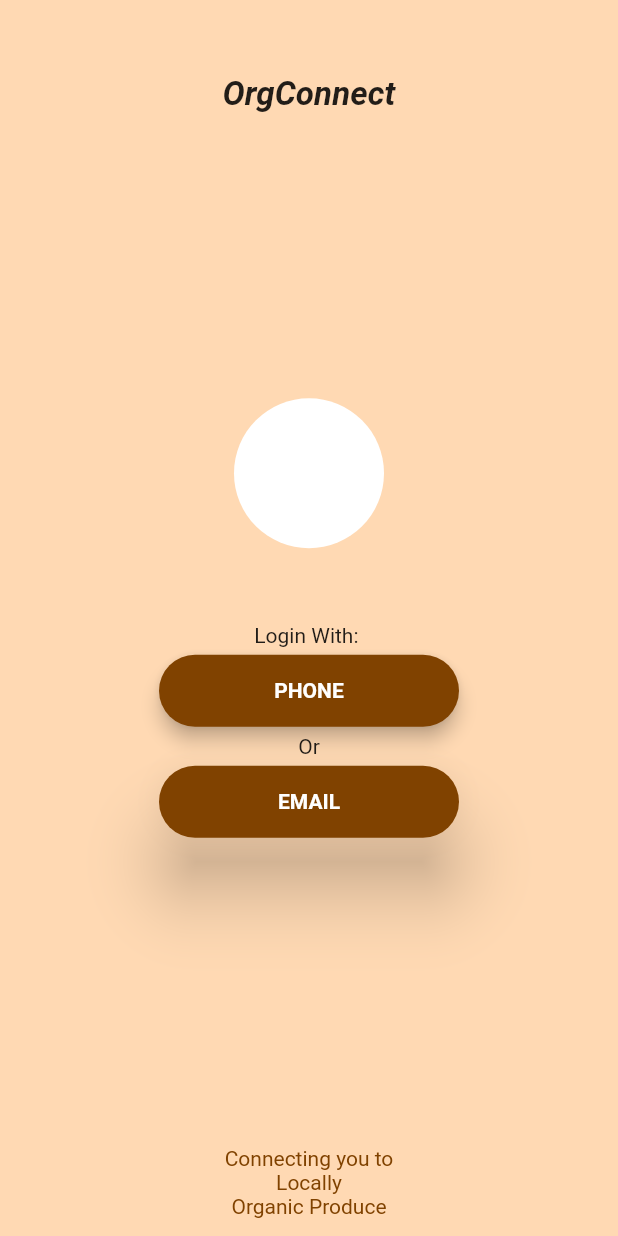
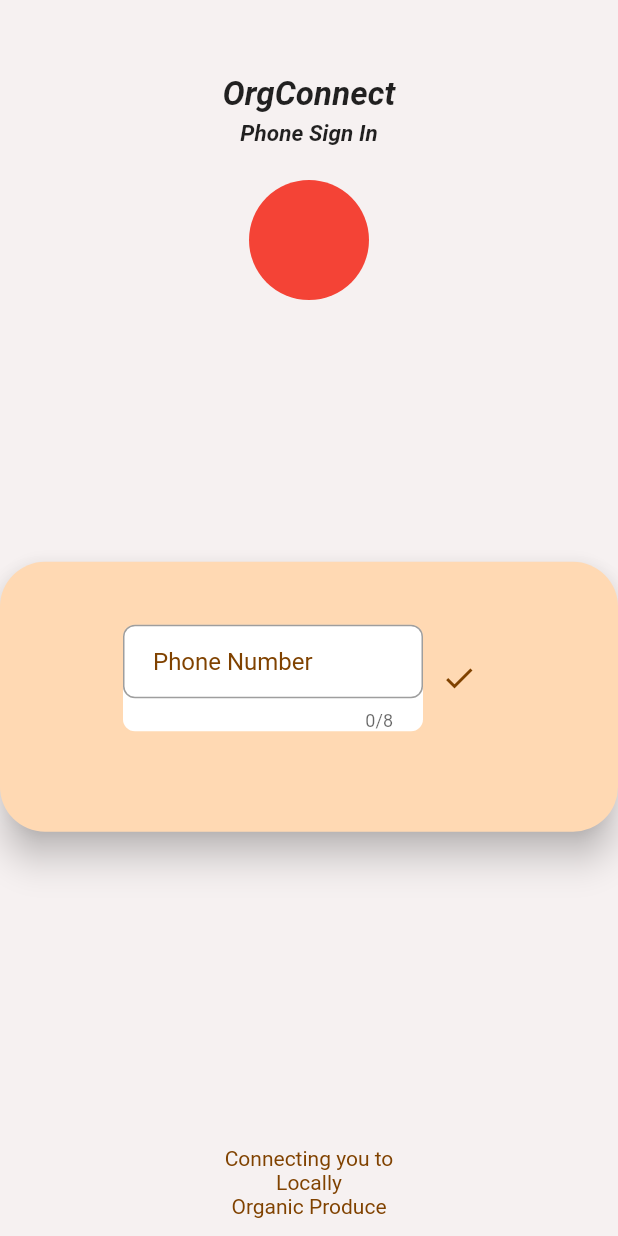
Before and after one commit to ikialo/org_connect, a Flutter app: the screen it shows after launch, after a tap on "PHONE", on a phone screen of 412 x 824 dp. Run offline on Flutter 3.47's test engine with Material 2 defaults, Android fonts, the phone set to English and light mode, and no system bars; our stand-ins replace firebase_auth, shared_preferences, splashscreen; accounts and stored records are empty; Roboto replaces fonts that are missing (HANDGOTN).

Commit message:
Signin Options UI set up. added the home page UI

```diff
--- a/lib/Login/SignIn.dart
+++ b/lib/Login/SignIn.dart
@@ -1,4 +1,6 @@
 import 'package:flutter/material.dart';
+import 'package:orgconnect/Login/email_signin.dart';
+import 'package:orgconnect/Login/phone_signin.dart';
 import 'package:orgconnect/Util.dart';
 
 
@@ -19,9 +21,12 @@ class _SignInState extends State<SignIn> {
           child:  Column(
             mainAxisAlignment: MainAxisAlignment.center,
             children: <Widget>[
-              CircleAvatar(
-                backgroundColor: Colors.white,
-                radius: 50,
+              Hero(
+                tag:"icon",
+                child: CircleAvatar(
+                  backgroundColor: Colors.red,
+                  radius: 50,
+                ),
               ),
               SizedBox(
                 height: 50,
@@ -36,6 +41,9 @@ class _SignInState extends State<SignIn> {
                   minWidth: 200,
                   padding: EdgeInsets.fromLTRB(20.0, 15.0, 20.0, 15.0),
                   onPressed: () {
+                    Navigator.push(context, MaterialPageRoute(builder: (_) {
+                      return PhoneSignIn();
+                    }));
                   },
                   child: Text("PHONE",
                       textAlign: TextAlign.center,
--- a/lib/Login/phone_signin.dart
+++ b/lib/Login/phone_signin.dart
@@ -0,0 +1,204 @@
+import 'package:flutter/material.dart';
+import 'package:orgconnect/BottomTabMain/bottom_tab_main.dart';
+
+import '../Util.dart';
+
+class PhoneSignIn extends StatefulWidget {
+  @override
+  _PhoneState createState() => _PhoneState();
+}
+
+class _PhoneState extends State<PhoneSignIn> {
+
+  TextEditingController tecPhNum = new TextEditingController();
+  bool isPhoneNumber = false;
+
+  @override
+  Widget build(BuildContext context) {
+    return SafeArea(
+      child: Scaffold(
+        backgroundColor: Utilities().whiteBrown,
+        body: Stack(
+          children: <Widget>[
+            Container(
+              margin: EdgeInsets.only(top: 50),
+              child: Align(
+                alignment: Alignment.topCenter,
+                child: Text(
+                  "OrgConnect",
+                  style: TextStyle(
+                      fontSize: 22,
+                      fontStyle: FontStyle.italic,
+                      fontWeight: FontWeight.bold),
+                ),
+              ),
+            ),
+            Container(
+              margin: EdgeInsets.only(top: 80),
+              child: Align(
+                alignment: Alignment.topCenter,
+                child: Text(
+                  "Phone Sign In",
+                  style: TextStyle(
+                      fontSize: 15,
+                      fontStyle: FontStyle.italic,
+                      fontWeight: FontWeight.bold),
+                ),
+              ),
+            ),
+            Container(
+              margin: EdgeInsets.only(top: 120),
+              child: Align(
+                alignment: Alignment.topCenter,
+                child: Hero(
+                    tag: "icon",
+                    child: CircleAvatar(
+                      backgroundColor: Colors.red,
+                      radius: 40,
+                    )),
+              ),
+            ),
+            Container(
+              margin: EdgeInsets.only(bottom: 12),
+              child: Align(
+                alignment: Alignment.bottomCenter,
+                child: Text(
+                  "Connecting you to\nLocally\nOrganic Produce",
+                  textAlign: TextAlign.center,
+                  style: TextStyle(color: Color.fromRGBO(128, 66, 0, 1.0)),
+                ),
+              ),
+            ),
+            Align(
+              alignment: Alignment.center,
+              child: SingleChildScrollView(
+                child: Container(
+                  margin: EdgeInsets.only(bottom: 15),
+                  decoration: BoxDecoration(
+                    borderRadius: BorderRadius.circular(20.0),
+                  ),
+                  height: isPhoneNumber?500 : 300,
+                  child: Card(
+                    shape: RoundedRectangleBorder(
+                      borderRadius: BorderRadius.circular(30),
+                    ),
+                    elevation: 10,
+                    color: Utilities().lighBrown,
+                    margin: EdgeInsets.only(top: 120),
+                    child: Column(
+                      mainAxisAlignment: MainAxisAlignment.center,
+                      children: <Widget>[
+                        Row(
+                          children: <Widget>[
+                            Container(
+                              decoration: BoxDecoration(
+                                  borderRadius: BorderRadius.circular(8.0),
+                                  color: Colors.white),
+                              child: TextField(
+                                controller: tecPhNum,
+                                decoration: InputDecoration(
+                                    fillColor: Colors.white,
+                                    contentPadding: EdgeInsets.fromLTRB(
+                                        20.0, 15.0, 20.0, 15.0),
+                                    hintText: "Phone Number",
+                                    hintStyle:
+                                        (TextStyle(color: Utilities().darkBrown)),
+                                    border: OutlineInputBorder(
+                                        borderRadius:
+                                            BorderRadius.circular(8.0))),
+                                keyboardType: TextInputType.number,
+                                maxLength: 8,
+                              ),
+                              width: 200,
+                            ),
+                            IconButton(
+                              icon: Icon(Icons.check),
+                              onPressed: () {
+                                if (tecPhNum.text.length == 8){
+
+                                  setState(() {
+                                    isPhoneNumber = true;
+                                  });
+                                }
+                                else{
+                                  setState(() {
+                                    isPhoneNumber = false;
+                                  });
+                                }
+                              },
+                              color: Utilities().darkBrown,
+                            )
+                          ],
+                          mainAxisAlignment: MainAxisAlignment.center,
+                        ),
+                        SizedBox(
+                          height: 25,
+                        ),
+
+                        isPhoneNumber?Column(
+                          mainAxisAlignment: MainAxisAlignment.center,
+                          children: <Widget>[
+                          Text(
+                            "After entering your phone number and \nclicking the check Icon a verification \ncode will be sent to your phone.\nEnter Verification Code and Click Submit",
+                            textAlign: TextAlign.center,
+                            style: TextStyle(color: Utilities().darkBrown),
+                          ),
+                          SizedBox(
+                            height: 20,
+                          ),
+                          Container(
+                            decoration: BoxDecoration(
+                                borderRadius: BorderRadius.circular(8.0),
+                                color: Colors.white),
+                            child: TextField(
+                              decoration: InputDecoration(
+                                  fillColor: Colors.white,
+                                  contentPadding:
+                                  EdgeInsets.fromLTRB(20.0, 15.0, 20.0, 15.0),
+                                  hintText: "Code",
+                                  hintStyle:
+                                  (TextStyle(color: Utilities().darkBrown)),
+                                  border: OutlineInputBorder(
+                                      borderRadius: BorderRadius.circular(8.0))),
+                            ),
+                            width: 200,
+                          ),
+                          SizedBox(
+                            height: 25,
+                          ),
+                          Material(
+
+                            elevation: 20.0,
+                            borderRadius: BorderRadius.circular(30.0),
+                            color: Utilities().darkBrown,
+                            child: MaterialButton(
+                              minWidth: 200,
+                              padding: EdgeInsets.fromLTRB(20.0, 15.0, 20.0, 15.0),
+                              onPressed: () {
+                                Navigator.push(context, MaterialPageRoute(builder: (_) {
+                                  return BottomTabMain();
+                                }));
+                              },
+                              child: Text("Submit",
+                                  textAlign: TextAlign.center,
+                                  style: TextStyle(
+                                      fontWeight: FontWeight.bold,
+                                      color: Colors.white,
+                                      fontFamily: "HANDGOTN")), enableFeedback: false, disabledColor: Utilities().whiteBrown,
+                            ),
+                          )
+                        ],):Container()
+
+
+                      ],
+                    ),
+                  ),
+                ),
+              ),
+            )
+          ],
+        ),
+      ),
+    );
+  }
+}
--- a/lib/main.dart
+++ b/lib/main.dart
@@ -18,7 +18,7 @@ class MyApp extends StatelessWidget {
         child: MaterialApp(
           title: 'Flutter Shopping Cart Demo',
           theme: ThemeData(
-            primarySwatch: Colors.blue,
+            primarySwatch: Colors.brown,
           ),
           home: MyHomePage(title: 'Gift Shop'),
         ));
--- a/pubspec.yaml
+++ b/pubspec.yaml
@@ -52,6 +52,7 @@ flutter:
   #  - images/a_dot_burr.jpeg
   #  - images/a_dot_ham.jpeg
   assets:
+    - assets/0.jpg
     - assets/1.jpg
     - assets/2.jpg
     - assets/3.jpg
```
Also changed, not shown: lib/BottomTabMain/bottom_tab_main.dart (added, +73 -0 lines), lib/Home/home_body.dart (+120 -19 lines), lib/Login/email_signin.dart (+21 -0 lines), lib/Util.dart (+1 -8 lines), assets/0.jpg (added).
